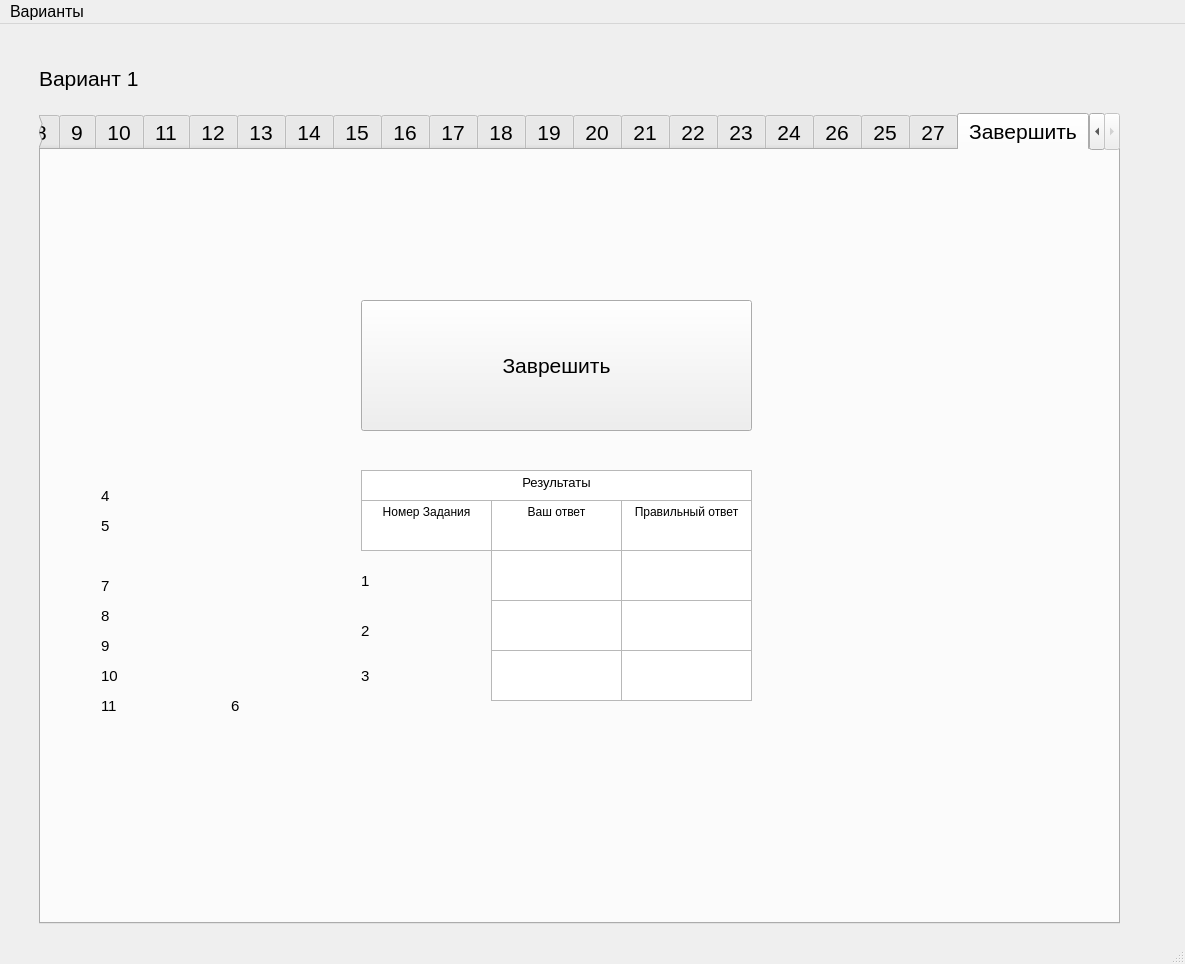
Old version of the form PyQtUSE/main_window3.ui in the repository qpotak/USE-trainer.
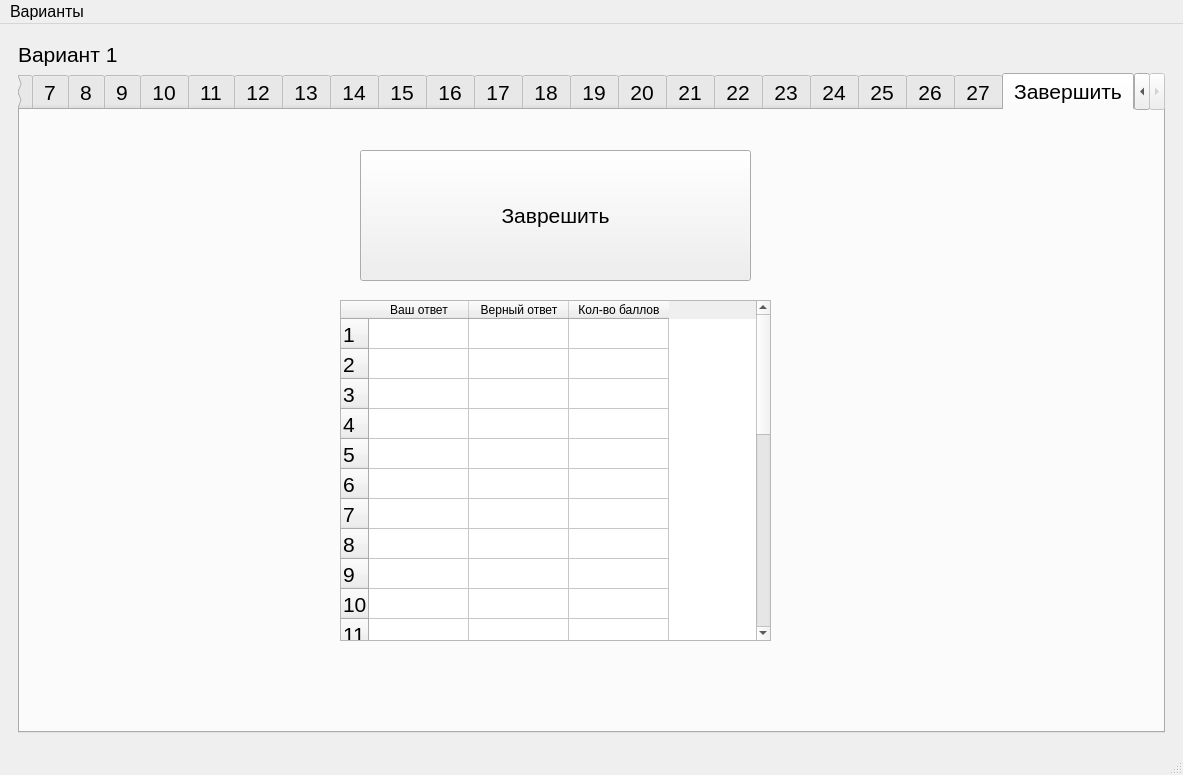
New version of the form. The open tabs and pages were chosen to show the change.

The edit to the form file:
```diff
--- a/PyQtUSE/main_window3.ui
+++ b/PyQtUSE/main_window3.ui
@@ -6,8 +6,8 @@
    <rect>
     <x>0</x>
     <y>0</y>
-    <width>1185</width>
-    <height>964</height>
+    <width>1183</width>
+    <height>775</height>
    </rect>
   </property>
   <property name="sizePolicy">
@@ -28,6 +28,12 @@
    <layout class="QHBoxLayout" name="horizontalLayout">
     <item>
      <widget class="QStackedWidget" name="stackedWidget">
+      <property name="sizePolicy">
+       <sizepolicy hsizetype="Expanding" vsizetype="Expanding">
+        <horstretch>0</horstretch>
+        <verstretch>0</verstretch>
+       </sizepolicy>
+      </property>
       <property name="font">
        <font>
         <pointsize>16</pointsize>
@@ -206,15 +212,9 @@
        </widget>
       </widget>
       <widget class="QWidget" name="variant1rus">
+       <layout class="QVBoxLayout" name="verticalLayout_4">
+        <item>
        <widget class="QLabel" name="label">
-        <property name="geometry">
-         <rect>
-          <x>30</x>
-          <y>30</y>
-          <width>130</width>
-          <height>30</height>
-         </rect>
-        </property>
         <property name="maximumSize">
          <size>
           <width>130</width>
@@ -225,14 +225,14 @@
          <string>Вариант 1</string>
         </property>
        </widget>
+        </item>
+        <item>
        <widget class="QTabWidget" name="tabWidget">
-        <property name="geometry">
-         <rect>
-          <x>30</x>
-          <y>80</y>
-          <width>1081</width>
-          <height>811</height>
-         </rect>
+          <property name="sizePolicy">
+           <sizepolicy hsizetype="Minimum" vsizetype="Expanding">
+            <horstretch>0</horstretch>
+            <verstretch>0</verstretch>
+           </sizepolicy>
         </property>
         <property name="currentIndex">
          <number>27</number>
@@ -3975,6 +3975,125 @@
           </property>
          </widget>
         </widget>
+          <widget class="QWidget" name="tab_25">
+           <attribute name="title">
+            <string>25</string>
+           </attribute>
+           <widget class="QWidget" name="layoutWidget_23">
+            <property name="geometry">
+             <rect>
+              <x>10</x>
+              <y>10</y>
+              <width>901</width>
+              <height>131</height>
+             </rect>
+            </property>
+            <layout class="QGridLayout" name="gridLayout_26">
+             <item row="1" column="0" colspan="2">
+              <widget class="QLabel" name="label_106">
+               <property name="font">
+                <font>
+                 <pointsize>9</pointsize>
+                </font>
+               </property>
+               <property name="text">
+                <string>Ответ:</string>
+               </property>
+              </widget>
+             </item>
+             <item row="1" column="4">
+              <spacer name="horizontalSpacer_25">
+               <property name="orientation">
+                <enum>Qt::Horizontal</enum>
+               </property>
+               <property name="sizeHint" stdset="0">
+                <size>
+                 <width>658</width>
+                 <height>20</height>
+                </size>
+               </property>
+              </spacer>
+             </item>
+             <item row="1" column="2">
+              <widget class="QLineEdit" name="lineEdit_27">
+               <property name="sizePolicy">
+                <sizepolicy hsizetype="Expanding" vsizetype="Preferred">
+                 <horstretch>0</horstretch>
+                 <verstretch>0</verstretch>
+                </sizepolicy>
+               </property>
+               <property name="minimumSize">
+                <size>
+                 <width>0</width>
+                 <height>24</height>
+                </size>
+               </property>
+               <property name="maximumSize">
+                <size>
+                 <width>100</width>
+                 <height>24</height>
+                </size>
+               </property>
+               <property name="font">
+                <font>
+                 <pointsize>9</pointsize>
+                </font>
+               </property>
+              </widget>
+             </item>
+             <item row="1" column="3">
+              <widget class="QPushButton" name="pushButton_28">
+               <property name="font">
+                <font>
+                 <pointsize>9</pointsize>
+                </font>
+               </property>
+               <property name="text">
+                <string>Сохранить</string>
+               </property>
+              </widget>
+             </item>
+             <item row="0" column="2" colspan="3">
+              <widget class="QTextBrowser" name="vrRusTsk25_txt"/>
+             </item>
+             <item row="0" column="0" colspan="2">
+              <widget class="QLabel" name="label_107">
+               <property name="sizePolicy">
+                <sizepolicy hsizetype="Fixed" vsizetype="Fixed">
+                 <horstretch>0</horstretch>
+                 <verstretch>0</verstretch>
+                </sizepolicy>
+               </property>
+               <property name="text">
+                <string>25.</string>
+               </property>
+              </widget>
+             </item>
+            </layout>
+           </widget>
+           <widget class="QTextBrowser" name="vrRusTsk25_txt_big">
+            <property name="geometry">
+             <rect>
+              <x>10</x>
+              <y>160</y>
+              <width>931</width>
+              <height>401</height>
+             </rect>
+            </property>
+            <property name="font">
+             <font>
+              <pointsize>9</pointsize>
+             </font>
+            </property>
+            <property name="html">
+             <string>&lt;!DOCTYPE HTML PUBLIC &quot;-//W3C//DTD HTML 4.0//EN&quot; &quot;http://www.w3.org/TR/REC-html40/strict.dtd&quot;&gt;
+&lt;html&gt;&lt;head&gt;&lt;meta name=&quot;qrichtext&quot; content=&quot;1&quot; /&gt;&lt;style type=&quot;text/css&quot;&gt;
+p, li { white-space: pre-wrap; }
+&lt;/style&gt;&lt;/head&gt;&lt;body style=&quot; font-family:'MS Shell Dlg 2'; font-size:9pt; font-weight:400; font-style:normal;&quot;&gt;
+&lt;p style=&quot; margin-top:0px; margin-bottom:0px; margin-left:0px; margin-right:0px; -qt-block-indent:0; text-indent:0px;&quot;&gt;(1)Одно из забавных свойств человеческой природы заключается в том, что каждый человек стремится доигрывать собственный образ, навязанный ему окружающими людьми. (2)Иной пищит, а доигрывает. (3)Вот пример. (4)Однажды, когда я учился в школе, мы всем классом работали на одном пустыре, стараясь превратить его в место для культурного отдыха. (5)Как это ни странно, в самом деле превратили. (6)Так или иначе сейчас, приезжая в родной город, я иногда в жару отдыхаю под нашими, теперь огромными, деревьями. (7)Но дело не в этом. (8)Дело в том, что в тот давний день, когда мы возделывали пустырь, один из ребят обратил внимание остальных на то, как я держу носилки, на которых мы перетаскивали землю. (9)Военрук, присматривавший за нами, тоже обратил внимание на то, как я держу носилки. (10)Все обратили внимание на то, как я держу носилки. (11)Надо было найти повод для веселья, и повод был найден. (12)Оказалось, что я держу носилки, как Отъявленный Лентяй. (13)Теперь всё работало на образ. (14)Если я на контрольной по математике сидел, никому не мешая, спокойно дожидаясь, пока мой товарищ решит задачу, то все приписывали это моей лени, а не тупости. (15)Естественно, я не пытался в этом кого-нибудь разуверить. (16)Когда же я писал сочинения прямо из головы, не пользуясь учебниками и шпаргалками, это тем более служило доказательством моей неисправимой лени. (17)Развитие образа привело к тому, что я вынужден был перестать делать домашние уроки. (18)При этом, чтобы сохранить остроту положения, я должен был достаточно хорошо учиться. (19)По этой причине я каждый день, как только начиналось объяснение материала по гуманитарным предметам, ложился на парту и делал вид, что дремлю. (20)Если учителя возмущались моей позе, я говорил, что заболел, но не хочу пропускать занятий, чтобы не отстать. (21)Лёжа на парте, я внимательно слушал голос учителя, не отвлекаясь на обычные шалости, и старался запомнить всё, что он говорит. (22)После объяснения нового материала, если оставалось время, я вызывался отвечать в счёт будущего урока. (23)Учитель ставил мне в журнал хорошую оценку, звенел звонок, и все были довольны. (24)И никто, кроме меня, не знал, что только что зафиксированные знания рушатся из моей головы, как рушится штанга из рук штангиста после того, как прозвучит судейское: «Вес взят!» (25)Более того, будучи лентяем, я вполне прилично учился. (26)Тогда ко мне решили применить метод массированного воспитания, модный в те годы. (27)Суть его заключалась в том, что все учителя неожиданно наваливались на одного нерадивого ученика © 2024 Федеральная служба по надзору в сфере образования и науки Копирование не допускается и, пользуясь его растерянностью, доводили его успеваемость до образцово показательного блеска. (28)Как правило, опыт удавался. (29)То ли на меня навалились слишком дружно, то ли забыли мой приличный уровень, но, когда стали подводить итоги опыта работы надо мной, выяснилось, что меня довели до уровня кандидата в медалисты. (30)Кончилось всё это тем, что я вместо запланированной серебряной медали получил золотую, потому что один из кандидатов на золотую по дороге сорвался и отстал. (31)Он был и в самом деле очень сильным учеником, но ему никак не давались сочинения. (32)Вместо него я получил золотую медаль и зонтиком по шее от его мамаши на выпускном вечере. (33)Вернее, не на самом вечере, а перед вечером в раздевалке. – (34)Негодяй, притворявшийся лентяем! – сказала она, увидев меня в раздевалке и одёргивая зонтик. &lt;/p&gt;&lt;/body&gt;&lt;/html&gt;</string>
+            </property>
+           </widget>
+          </widget>
         <widget class="QWidget" name="tab_26">
          <attribute name="title">
           <string>26</string>
@@ -4088,68 +4207,11 @@
              </property>
             </widget>
            </item>
-           <item row="0" column="1" colspan="4">
-            <widget class="QLabel" name="label_115">
-             <property name="sizePolicy">
-              <sizepolicy hsizetype="Expanding" vsizetype="Expanding">
-               <horstretch>0</horstretch>
-               <verstretch>0</verstretch>
-              </sizepolicy>
-             </property>
-             <property name="font">
-              <font>
-               <pointsize>9</pointsize>
-              </font>
-             </property>
-             <property name="text">
-              <string>Самостоятельно подберите определительное местоимение, которое должно стоять на месте пропуска в двенадцатом (12) абзаце текста. Запишите это местоимение. </string>
-             </property>
-            </widget>
-           </item>
-          </layout>
-         </widget>
-        </widget>
-        <widget class="QWidget" name="tab_25">
-         <attribute name="title">
-          <string>25</string>
-         </attribute>
-         <widget class="QWidget" name="layoutWidget_23">
-          <property name="geometry">
-           <rect>
-            <x>10</x>
-            <y>10</y>
-            <width>1228</width>
-            <height>131</height>
-           </rect>
-          </property>
-          <layout class="QGridLayout" name="gridLayout_26">
-           <item row="1" column="0" colspan="2">
-            <widget class="QLabel" name="label_106">
-             <property name="font">
-              <font>
-               <pointsize>9</pointsize>
-              </font>
-             </property>
-             <property name="text">
-              <string>Ответ:</string>
-             </property>
-            </widget>
-           </item>
-           <item row="1" column="4">
-            <spacer name="horizontalSpacer_25">
-             <property name="orientation">
-              <enum>Qt::Horizontal</enum>
-             </property>
-             <property name="sizeHint" stdset="0">
-              <size>
-               <width>658</width>
-               <height>20</height>
-              </size>
-             </property>
-            </spacer>
-           </item>
-           <item row="0" column="0">
-            <widget class="QLabel" name="label_107">
+             <item row="0" column="2" colspan="3">
+              <widget class="QTextBrowser" name="vrRusTsk26_txt"/>
+             </item>
+             <item row="0" column="0" colspan="2">
+              <widget class="QLabel" name="label_114">
              <property name="sizePolicy">
               <sizepolicy hsizetype="Fixed" vsizetype="Fixed">
                <horstretch>0</horstretch>
@@ -4311,8 +4373,8 @@
          <widget class="QPushButton" name="end_rus_btn">
           <property name="geometry">
            <rect>
-            <x>320</x>
-            <y>150</y>
+              <x>340</x>
+              <y>40</y>
             <width>391</width>
             <height>131</height>
            </rect>
@@ -4321,406 +4383,105 @@
            <string>Заврешить</string>
           </property>
          </widget>
-         <widget class="QTextBrowser" name="textBrowser_9">
+           <widget class="QTableWidget" name="tableWidget">
           <property name="geometry">
            <rect>
             <x>320</x>
-            <y>320</y>
-            <width>391</width>
-            <height>31</height>
-           </rect>
-          </property>
-          <property name="html">
-           <string>&lt;!DOCTYPE HTML PUBLIC &quot;-//W3C//DTD HTML 4.0//EN&quot; &quot;http://www.w3.org/TR/REC-html40/strict.dtd&quot;&gt;
-&lt;html&gt;&lt;head&gt;&lt;meta name=&quot;qrichtext&quot; content=&quot;1&quot; /&gt;&lt;style type=&quot;text/css&quot;&gt;
-p, li { white-space: pre-wrap; }
-&lt;/style&gt;&lt;/head&gt;&lt;body style=&quot; font-family:'MS Shell Dlg 2'; font-size:16pt; font-weight:400; font-style:normal;&quot;&gt;
-&lt;p align=&quot;center&quot; style=&quot; margin-top:0px; margin-bottom:0px; margin-left:0px; margin-right:0px; -qt-block-indent:0; text-indent:0px;&quot;&gt;&lt;span style=&quot; font-size:10pt;&quot;&gt;Результаты&lt;/span&gt;&lt;/p&gt;&lt;/body&gt;&lt;/html&gt;</string>
-          </property>
-         </widget>
-         <widget class="QTextBrowser" name="textBrowser_10">
-          <property name="geometry">
-           <rect>
-            <x>450</x>
-            <y>350</y>
-            <width>131</width>
-            <height>51</height>
-           </rect>
-          </property>
-          <property name="html">
-           <string>&lt;!DOCTYPE HTML PUBLIC &quot;-//W3C//DTD HTML 4.0//EN&quot; &quot;http://www.w3.org/TR/REC-html40/strict.dtd&quot;&gt;
-&lt;html&gt;&lt;head&gt;&lt;meta name=&quot;qrichtext&quot; content=&quot;1&quot; /&gt;&lt;style type=&quot;text/css&quot;&gt;
-p, li { white-space: pre-wrap; }
-&lt;/style&gt;&lt;/head&gt;&lt;body style=&quot; font-family:'MS Shell Dlg 2'; font-size:16pt; font-weight:400; font-style:normal;&quot;&gt;
-&lt;p align=&quot;center&quot; style=&quot; margin-top:0px; margin-bottom:0px; margin-left:0px; margin-right:0px; -qt-block-indent:0; text-indent:0px;&quot;&gt;&lt;span style=&quot; font-size:9pt;&quot;&gt;Ваш ответ&lt;/span&gt;&lt;/p&gt;&lt;/body&gt;&lt;/html&gt;</string>
-          </property>
-         </widget>
-         <widget class="QTextBrowser" name="textBrowser_11">
-          <property name="geometry">
-           <rect>
-            <x>580</x>
-            <y>350</y>
-            <width>131</width>
-            <height>51</height>
-           </rect>
-          </property>
-          <property name="html">
-           <string>&lt;!DOCTYPE HTML PUBLIC &quot;-//W3C//DTD HTML 4.0//EN&quot; &quot;http://www.w3.org/TR/REC-html40/strict.dtd&quot;&gt;
-&lt;html&gt;&lt;head&gt;&lt;meta name=&quot;qrichtext&quot; content=&quot;1&quot; /&gt;&lt;style type=&quot;text/css&quot;&gt;
-p, li { white-space: pre-wrap; }
-&lt;/style&gt;&lt;/head&gt;&lt;body style=&quot; font-family:'MS Shell Dlg 2'; font-size:16pt; font-weight:400; font-style:normal;&quot;&gt;
-&lt;p align=&quot;center&quot; style=&quot; margin-top:0px; margin-bottom:0px; margin-left:0px; margin-right:0px; -qt-block-indent:0; text-indent:0px;&quot;&gt;&lt;span style=&quot; font-size:9pt;&quot;&gt;Правильный ответ&lt;/span&gt;&lt;/p&gt;&lt;/body&gt;&lt;/html&gt;</string>
-          </property>
-         </widget>
-         <widget class="QTextBrowser" name="textBrowser_12">
-          <property name="geometry">
-           <rect>
-            <x>320</x>
-            <y>350</y>
-            <width>131</width>
-            <height>51</height>
-           </rect>
-          </property>
-          <property name="html">
-           <string>&lt;!DOCTYPE HTML PUBLIC &quot;-//W3C//DTD HTML 4.0//EN&quot; &quot;http://www.w3.org/TR/REC-html40/strict.dtd&quot;&gt;
-&lt;html&gt;&lt;head&gt;&lt;meta name=&quot;qrichtext&quot; content=&quot;1&quot; /&gt;&lt;style type=&quot;text/css&quot;&gt;
-p, li { white-space: pre-wrap; }
-&lt;/style&gt;&lt;/head&gt;&lt;body style=&quot; font-family:'MS Shell Dlg 2'; font-size:16pt; font-weight:400; font-style:normal;&quot;&gt;
-&lt;p align=&quot;center&quot; style=&quot; margin-top:0px; margin-bottom:0px; margin-left:0px; margin-right:0px; -qt-block-indent:0; text-indent:0px;&quot;&gt;&lt;span style=&quot; font-size:9pt;&quot;&gt;Номер Задания&lt;/span&gt;&lt;/p&gt;&lt;/body&gt;&lt;/html&gt;</string>
-          </property>
-         </widget>
-         <widget class="QLabel" name="label_117">
-          <property name="geometry">
-           <rect>
-            <x>320</x>
-            <y>410</y>
-            <width>131</width>
-            <height>41</height>
-           </rect>
-          </property>
-          <property name="font">
-           <font>
-            <pointsize>11</pointsize>
-           </font>
-          </property>
+              <y>190</y>
+              <width>431</width>
+              <height>341</height>
+             </rect>
+            </property>
+            <property name="rowCount">
+             <number>26</number>
+            </property>
+            <row>
           <property name="text">
            <string>1</string>
           </property>
-         </widget>
-         <widget class="QLabel" name="label_119">
-          <property name="geometry">
-           <rect>
-            <x>320</x>
-            <y>460</y>
-            <width>131</width>
-            <height>41</height>
-           </rect>
-          </property>
-          <property name="font">
-           <font>
-            <pointsize>11</pointsize>
-           </font>
-          </property>
+            </row>
+            <row>
           <property name="text">
            <string>2</string>
           </property>
-         </widget>
-         <widget class="QLabel" name="label_120">
-          <property name="geometry">
-           <rect>
-            <x>320</x>
-            <y>500</y>
-            <width>131</width>
-            <height>51</height>
-           </rect>
-          </property>
-          <property name="font">
-           <font>
-            <pointsize>11</pointsize>
-           </font>
-          </property>
+            </row>
+            <row>
           <property name="text">
            <string>3</string>
           </property>
-         </widget>
-         <widget class="QLabel" name="label_121">
-          <property name="geometry">
-           <rect>
-            <x>60</x>
-            <y>330</y>
-            <width>131</width>
-            <height>31</height>
-           </rect>
-          </property>
-          <property name="font">
-           <font>
-            <pointsize>11</pointsize>
-           </font>
-          </property>
+            </row>
+            <row>
           <property name="text">
            <string>4</string>
           </property>
-         </widget>
-         <widget class="QLabel" name="label_122">
-          <property name="geometry">
-           <rect>
-            <x>60</x>
-            <y>360</y>
-            <width>131</width>
-            <height>31</height>
-           </rect>
-          </property>
-          <property name="font">
-           <font>
-            <pointsize>11</pointsize>
-           </font>
-          </property>
+            </row>
+            <row>
           <property name="text">
            <string>5</string>
           </property>
-         </widget>
-         <widget class="QLabel" name="label_123">
-          <property name="geometry">
-           <rect>
-            <x>190</x>
-            <y>540</y>
-            <width>131</width>
-            <height>31</height>
-           </rect>
-          </property>
-          <property name="font">
-           <font>
-            <pointsize>11</pointsize>
-           </font>
-          </property>
+            </row>
+            <row>
           <property name="text">
            <string>6</string>
           </property>
-         </widget>
-         <widget class="QLabel" name="label_124">
-          <property name="geometry">
-           <rect>
-            <x>60</x>
-            <y>420</y>
-            <width>131</width>
-            <height>31</height>
-           </rect>
-          </property>
-          <property name="font">
-           <font>
-            <pointsize>11</pointsize>
-           </font>
-          </property>
+            </row>
+            <row>
           <property name="text">
            <string>7</string>
           </property>
-         </widget>
-         <widget class="QLabel" name="label_125">
-          <property name="geometry">
-           <rect>
-            <x>60</x>
-            <y>450</y>
-            <width>131</width>
-            <height>31</height>
-           </rect>
-          </property>
-          <property name="font">
-           <font>
-            <pointsize>11</pointsize>
-           </font>
-          </property>
+            </row>
+            <row>
           <property name="text">
            <string>8</string>
           </property>
-         </widget>
-         <widget class="QLabel" name="label_126">
-          <property name="geometry">
-           <rect>
-            <x>60</x>
-            <y>480</y>
-            <width>131</width>
-            <height>31</height>
-           </rect>
-          </property>
-          <property name="font">
-           <font>
-            <pointsize>11</pointsize>
-           </font>
-          </property>
+            </row>
+            <row>
           <property name="text">
            <string>9</string>
           </property>
-         </widget>
-         <widget class="QLabel" name="label_127">
-          <property name="geometry">
-           <rect>
-            <x>60</x>
-            <y>510</y>
-            <width>131</width>
-            <height>31</height>
-           </rect>
-          </property>
-          <property name="font">
-           <font>
-            <pointsize>11</pointsize>
-           </font>
-          </property>
+            </row>
+            <row/>
+            <row/>
+            <row/>
+            <row/>
+            <row/>
+            <row/>
+            <row/>
+            <row/>
+            <row/>
+            <row/>
+            <row/>
+            <row/>
+            <row/>
+            <row/>
+            <row/>
+            <row/>
+            <row/>
+            <column>
+             <property name="text">
+              <string>Ваш ответ</string>
+             </property>
+            </column>
+            <column>
+             <property name="text">
+              <string>Верный ответ</string>
+             </property>
+            </column>
+            <column>
           <property name="text">
-           <string>10</string>
-          </property>
-         </widget>
-         <widget class="QLabel" name="label_128">
-          <property name="geometry">
-           <rect>
-            <x>60</x>
-            <y>540</y>
-            <width>131</width>
-            <height>31</height>
-           </rect>
-          </property>
-          <property name="font">
-           <font>
-            <pointsize>11</pointsize>
-           </font>
-          </property>
+              <string>Кол-во баллов</string>
+             </property>
+            </column>
+            <item row="0" column="0">
           <property name="text">
-           <string>11</string>
-          </property>
-         </widget>
-         <widget class="QTextBrowser" name="textBrowser_13">
-          <property name="geometry">
-           <rect>
-            <x>450</x>
-            <y>400</y>
-            <width>131</width>
-            <height>51</height>
-           </rect>
-          </property>
-          <property name="font">
-           <font>
-            <pointsize>9</pointsize>
-           </font>
-          </property>
-          <property name="html">
-           <string>&lt;!DOCTYPE HTML PUBLIC &quot;-//W3C//DTD HTML 4.0//EN&quot; &quot;http://www.w3.org/TR/REC-html40/strict.dtd&quot;&gt;
-&lt;html&gt;&lt;head&gt;&lt;meta name=&quot;qrichtext&quot; content=&quot;1&quot; /&gt;&lt;style type=&quot;text/css&quot;&gt;
-p, li { white-space: pre-wrap; }
-&lt;/style&gt;&lt;/head&gt;&lt;body style=&quot; font-family:'MS Shell Dlg 2'; font-size:9pt; font-weight:400; font-style:normal;&quot;&gt;
-&lt;p align=&quot;center&quot; style=&quot;-qt-paragraph-type:empty; margin-top:0px; margin-bottom:0px; margin-left:0px; margin-right:0px; -qt-block-indent:0; text-indent:0px; font-size:16pt;&quot;&gt;&lt;br /&gt;&lt;/p&gt;&lt;/body&gt;&lt;/html&gt;</string>
-          </property>
-         </widget>
-         <widget class="QTextBrowser" name="textBrowser_14">
-          <property name="geometry">
-           <rect>
-            <x>580</x>
-            <y>400</y>
-            <width>131</width>
-            <height>51</height>
-           </rect>
-          </property>
-          <property name="font">
-           <font>
-            <pointsize>9</pointsize>
-           </font>
-          </property>
-          <property name="html">
-           <string>&lt;!DOCTYPE HTML PUBLIC &quot;-//W3C//DTD HTML 4.0//EN&quot; &quot;http://www.w3.org/TR/REC-html40/strict.dtd&quot;&gt;
-&lt;html&gt;&lt;head&gt;&lt;meta name=&quot;qrichtext&quot; content=&quot;1&quot; /&gt;&lt;style type=&quot;text/css&quot;&gt;
-p, li { white-space: pre-wrap; }
-&lt;/style&gt;&lt;/head&gt;&lt;body style=&quot; font-family:'MS Shell Dlg 2'; font-size:9pt; font-weight:400; font-style:normal;&quot;&gt;
-&lt;p align=&quot;center&quot; style=&quot;-qt-paragraph-type:empty; margin-top:0px; margin-bottom:0px; margin-left:0px; margin-right:0px; -qt-block-indent:0; text-indent:0px; font-size:16pt;&quot;&gt;&lt;br /&gt;&lt;/p&gt;&lt;/body&gt;&lt;/html&gt;</string>
-          </property>
+              <string/>
+             </property>
+            </item>
+           </widget>
+          </widget>
          </widget>
-         <widget class="QTextBrowser" name="textBrowser_15">
-          <property name="geometry">
-           <rect>
-            <x>580</x>
-            <y>450</y>
-            <width>131</width>
-            <height>51</height>
-           </rect>
-          </property>
-          <property name="font">
-           <font>
-            <pointsize>9</pointsize>
-           </font>
-          </property>
-          <property name="html">
-           <string>&lt;!DOCTYPE HTML PUBLIC &quot;-//W3C//DTD HTML 4.0//EN&quot; &quot;http://www.w3.org/TR/REC-html40/strict.dtd&quot;&gt;
-&lt;html&gt;&lt;head&gt;&lt;meta name=&quot;qrichtext&quot; content=&quot;1&quot; /&gt;&lt;style type=&quot;text/css&quot;&gt;
-p, li { white-space: pre-wrap; }
-&lt;/style&gt;&lt;/head&gt;&lt;body style=&quot; font-family:'MS Shell Dlg 2'; font-size:9pt; font-weight:400; font-style:normal;&quot;&gt;
-&lt;p align=&quot;center&quot; style=&quot;-qt-paragraph-type:empty; margin-top:0px; margin-bottom:0px; margin-left:0px; margin-right:0px; -qt-block-indent:0; text-indent:0px; font-size:16pt;&quot;&gt;&lt;br /&gt;&lt;/p&gt;&lt;/body&gt;&lt;/html&gt;</string>
-          </property>
-         </widget>
-         <widget class="QTextBrowser" name="textBrowser_16">
-          <property name="geometry">
-           <rect>
-            <x>450</x>
-            <y>450</y>
-            <width>131</width>
-            <height>51</height>
-           </rect>
-          </property>
-          <property name="font">
-           <font>
-            <pointsize>9</pointsize>
-           </font>
-          </property>
-          <property name="html">
-           <string>&lt;!DOCTYPE HTML PUBLIC &quot;-//W3C//DTD HTML 4.0//EN&quot; &quot;http://www.w3.org/TR/REC-html40/strict.dtd&quot;&gt;
-&lt;html&gt;&lt;head&gt;&lt;meta name=&quot;qrichtext&quot; content=&quot;1&quot; /&gt;&lt;style type=&quot;text/css&quot;&gt;
-p, li { white-space: pre-wrap; }
-&lt;/style&gt;&lt;/head&gt;&lt;body style=&quot; font-family:'MS Shell Dlg 2'; font-size:9pt; font-weight:400; font-style:normal;&quot;&gt;
-&lt;p align=&quot;center&quot; style=&quot;-qt-paragraph-type:empty; margin-top:0px; margin-bottom:0px; margin-left:0px; margin-right:0px; -qt-block-indent:0; text-indent:0px; font-size:16pt;&quot;&gt;&lt;br /&gt;&lt;/p&gt;&lt;/body&gt;&lt;/html&gt;</string>
-          </property>
-         </widget>
-         <widget class="QTextBrowser" name="textBrowser_17">
-          <property name="geometry">
-           <rect>
-            <x>450</x>
-            <y>500</y>
-            <width>131</width>
-            <height>51</height>
-           </rect>
-          </property>
-          <property name="font">
-           <font>
-            <pointsize>9</pointsize>
-           </font>
-          </property>
-          <property name="html">
-           <string>&lt;!DOCTYPE HTML PUBLIC &quot;-//W3C//DTD HTML 4.0//EN&quot; &quot;http://www.w3.org/TR/REC-html40/strict.dtd&quot;&gt;
-&lt;html&gt;&lt;head&gt;&lt;meta name=&quot;qrichtext&quot; content=&quot;1&quot; /&gt;&lt;style type=&quot;text/css&quot;&gt;
-p, li { white-space: pre-wrap; }
-&lt;/style&gt;&lt;/head&gt;&lt;body style=&quot; font-family:'MS Shell Dlg 2'; font-size:9pt; font-weight:400; font-style:normal;&quot;&gt;
-&lt;p align=&quot;center&quot; style=&quot;-qt-paragraph-type:empty; margin-top:0px; margin-bottom:0px; margin-left:0px; margin-right:0px; -qt-block-indent:0; text-indent:0px; font-size:16pt;&quot;&gt;&lt;br /&gt;&lt;/p&gt;&lt;/body&gt;&lt;/html&gt;</string>
-          </property>
-         </widget>
-         <widget class="QTextBrowser" name="textBrowser_18">
-          <property name="geometry">
-           <rect>
-            <x>580</x>
-            <y>500</y>
-            <width>131</width>
-            <height>51</height>
-           </rect>
-          </property>
-          <property name="font">
-           <font>
-            <pointsize>9</pointsize>
-           </font>
-          </property>
-          <property name="html">
-           <string>&lt;!DOCTYPE HTML PUBLIC &quot;-//W3C//DTD HTML 4.0//EN&quot; &quot;http://www.w3.org/TR/REC-html40/strict.dtd&quot;&gt;
-&lt;html&gt;&lt;head&gt;&lt;meta name=&quot;qrichtext&quot; content=&quot;1&quot; /&gt;&lt;style type=&quot;text/css&quot;&gt;
-p, li { white-space: pre-wrap; }
-&lt;/style&gt;&lt;/head&gt;&lt;body style=&quot; font-family:'MS Shell Dlg 2'; font-size:9pt; font-weight:400; font-style:normal;&quot;&gt;
-&lt;p align=&quot;center&quot; style=&quot;-qt-paragraph-type:empty; margin-top:0px; margin-bottom:0px; margin-left:0px; margin-right:0px; -qt-block-indent:0; text-indent:0px; font-size:16pt;&quot;&gt;&lt;br /&gt;&lt;/p&gt;&lt;/body&gt;&lt;/html&gt;</string>
-          </property>
-         </widget>
-        </widget>
-       </widget>
+        </item>
+       </layout>
       </widget>
       <widget class="QWidget" name="variant2rus">
        <widget class="QLineEdit" name="lineEdit_2">
@@ -4760,7 +4521,7 @@
     <rect>
      <x>0</x>
      <y>0</y>
-     <width>1185</width>
+     <width>1183</width>
      <height>26</height>
     </rect>
    </property>
```
Left out of the diff: 2240 changed lines with no effect on the pictures. Lines whose indentation alone changed are shown as unchanged.
